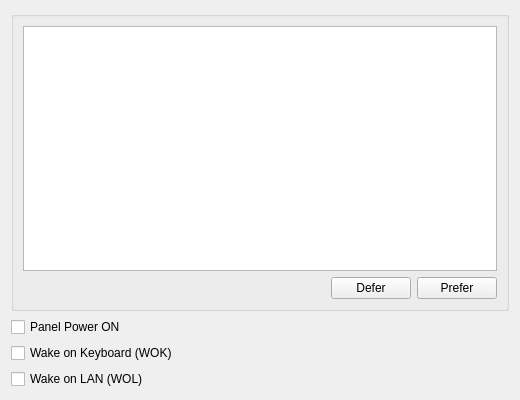
Above: kcm/bootsettings.ui from jfmcarreira/ktoshiba before the change. Below: the same form after it.
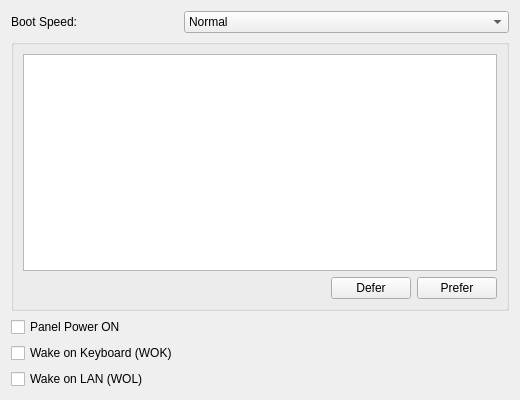
That is the form after the change.

Commit message: Addes support for Built-in LAN, Boot Speed plus misc changes and fixes

```diff
--- a/kcm/bootsettings.ui
+++ b/kcm/bootsettings.ui
@@ -15,7 +15,40 @@
    <string>Boot Settings</string>
   </property>
   <layout class="QFormLayout" name="formLayout">
-   <item row="0" column="0" colspan="2">
+   <item row="0" column="0" alignment="Qt::AlignLeft">
+    <widget class="QLabel" name="boot_speed_label">
+     <property name="text">
+      <string>Boot Speed:</string>
+     </property>
+    </widget>
+   </item>
+   <item row="0" column="1">
+    <widget class="QComboBox" name="boot_speed_combobox">
+     <property name="sizePolicy">
+      <sizepolicy hsizetype="Preferred" vsizetype="Preferred">
+       <horstretch>0</horstretch>
+       <verstretch>0</verstretch>
+      </sizepolicy>
+     </property>
+     <property name="toolTip">
+      <string>Selects the desired booting speed.</string>
+     </property>
+     <property name="whatsThis">
+      <string>Selects the desired booting speed.</string>
+     </property>
+     <item>
+      <property name="text">
+       <string>Normal</string>
+      </property>
+     </item>
+     <item>
+      <property name="text">
+       <string>Fast</string>
+      </property>
+     </item>
+    </widget>
+   </item>
+   <item row="1" column="0" colspan="2">
     <widget class="QGroupBox" name="groupBox">
      <property name="flat">
       <bool>true</bool>
@@ -101,7 +134,7 @@
      </layout>
     </widget>
    </item>
-   <item row="1" column="0" alignment="Qt::AlignLeft">
+   <item row="2" column="0" alignment="Qt::AlignLeft">
     <widget class="QCheckBox" name="panel_power_checkbox">
      <property name="toolTip">
       <string>Turns ON the laptop whenever you open the LID.</string>
@@ -114,7 +147,7 @@
      </property>
     </widget>
    </item>
-   <item row="2" column="0" alignment="Qt::AlignLeft">
+   <item row="3" column="0" alignment="Qt::AlignLeft">
     <widget class="QCheckBox" name="wok_checkbox">
      <property name="toolTip">
       <string>Awakens the laptop whenever you press the keyboard, when the computer is asleep.</string>
@@ -127,7 +160,7 @@
      </property>
     </widget>
    </item>
-   <item row="3" column="0" alignment="Qt::AlignLeft">
+   <item row="4" column="0" alignment="Qt::AlignLeft">
     <widget class="QCheckBox" name="wol_checkbox">
      <property name="toolTip">
       <string>Turns ON or awakens the laptop by a network message.</string>
```
The commit also changes 46 other files.
